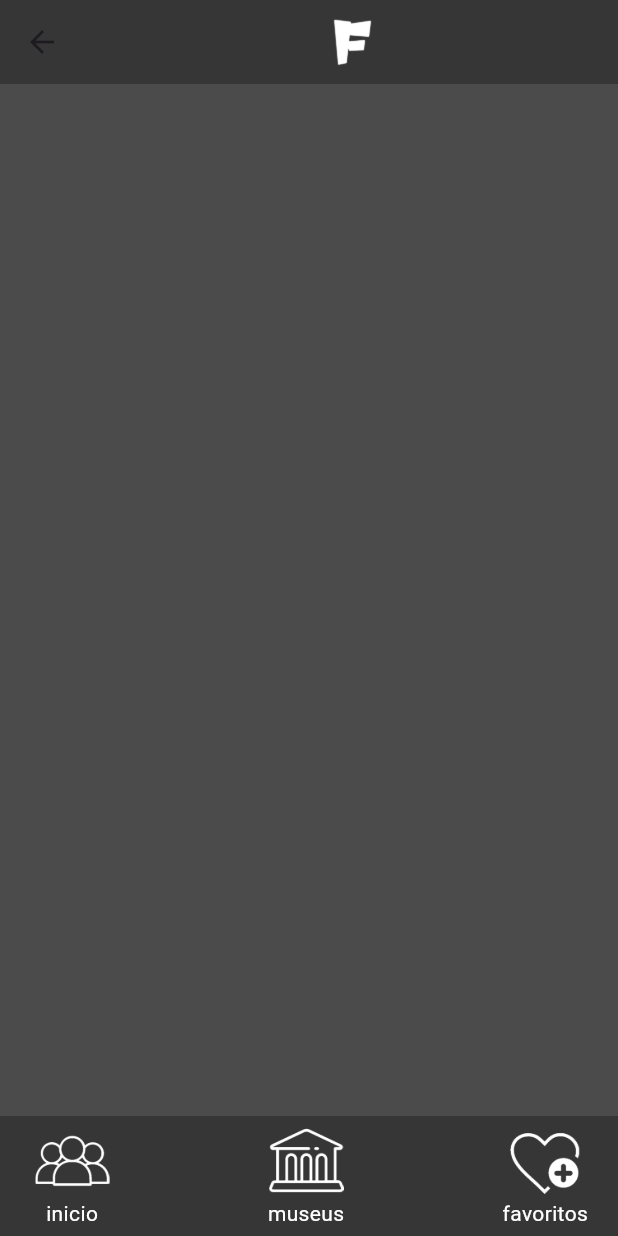
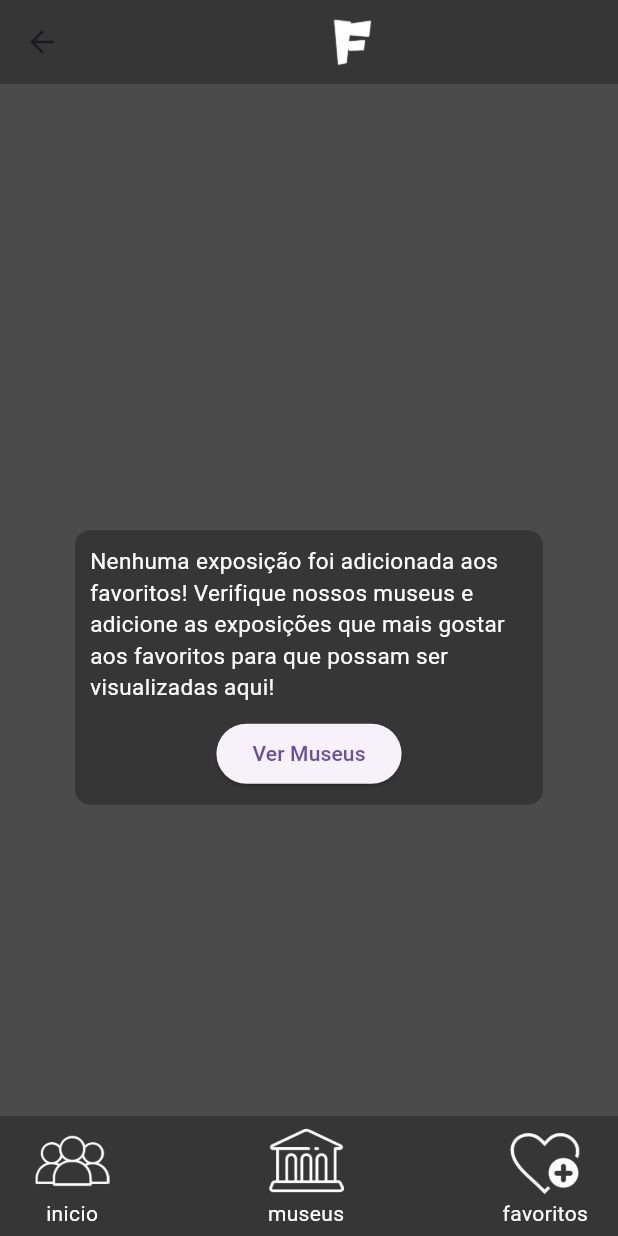
Before and after one commit to giovanavbs/flutter_cience, a Flutter app: the screen it shows after launch, item 2 of the bottom bar chosen, after a tap on "favoritos", on a phone screen of 412 x 824 dp. Run offline on Flutter 3.47's test engine with Material 3 defaults, Android fonts, the phone set to English and light mode, and no system bars.

Commit message:
add mensagem caso a lista de favs esteja vazia

```diff
--- a/lib/favorito.dart
+++ b/lib/favorito.dart
@@ -2,6 +2,7 @@ import 'package:flutter/material.dart';
 import 'package:flutter_cience/expo.dart';
 //import 'exposicao.dart';
 import 'main.dart';
+import 'museu.dart';
 
 void main() {
   runApp(const FavoritoTela(favoritos: [],));
@@ -123,3 +124,87 @@ class FavoritoTela extends StatelessWidget {
     );
   }
 }
+
+// classe temporaria enquanto o contexto correto do favorito nao é repassado para a tela inicial(a lista de favs só é gerada se partir da exposicao.dart)
+class SemFavoritos extends StatelessWidget {
+  @override
+  Widget build(BuildContext context) {
+    return MaterialApp(
+      home: Scaffold(
+        appBar: AppBar(
+          backgroundColor: const Color(0xFF363636),
+          leading: IconButton(
+            icon: const Icon(Icons.arrow_back),
+            onPressed: () {
+              Navigator.pop(context);
+            },
+          ),
+          title: Center(
+            child: Image.asset(
+              'assets/images/fantastic.png',
+              width: 50,
+              height: 50,
+            ),
+          ),
+        ),
+        body: Stack(
+          children: [
+            Positioned.fill(
+              child: Container(
+                decoration: const BoxDecoration(
+                  image: DecorationImage(
+                    image: AssetImage("assets/images/background_cinza.png"),
+                    fit: BoxFit.cover,
+                  ),
+                ),
+              ),
+            ),
+            Positioned.fill(
+              top: 10,
+              child: Column(
+                mainAxisAlignment: MainAxisAlignment.center,
+                children: [
+                  Container(
+                    margin: const EdgeInsets.all(50.0),
+                    padding: const EdgeInsets.all(10.0),
+                    decoration: BoxDecoration(
+                      color: const Color(0xFF363636),
+                      borderRadius: BorderRadius.circular(10.0),
+                    ),
+                    child: Column(
+                      children: [
+                        const Text(
+                          'Nenhuma exposição foi adicionada aos favoritos! Verifique nossos museus e adicione as exposições que mais gostar aos favoritos para que possam ser visualizadas aqui!',
+                          style: TextStyle(
+                            color: Colors.white,
+                            fontSize: 15.0,
+                          ),
+                        ),
+                        const SizedBox(height: 10.0),
+                        ElevatedButton(
+                          onPressed: () {
+                            Navigator.push(
+                              context,
+                              MaterialPageRoute(builder: (context) => Museus()),
+                            );
+                          },
+                          child: const Text('Ver Museus'),
+                        ),
+                      ],
+                    ),
+                  ),
+                ],
+              ),
+            ),
+            const Positioned(
+              left: 0,
+              right: 0,
+              bottom: 0,
+              child: menuInferior(),
+            ),
+          ],
+        ),
+      ),
+    );
+  }
+}
--- a/lib/main.dart
+++ b/lib/main.dart
@@ -297,7 +297,7 @@ class menuInferior extends StatelessWidget {
               onTap: () {
                 Navigator.push(
                   context,
-                  MaterialPageRoute(builder: (context) => const FavoritoTela(favoritos: [],)),
+                  MaterialPageRoute(builder: (context) => SemFavoritos()),
                 );
               },
               child: Padding(
```
